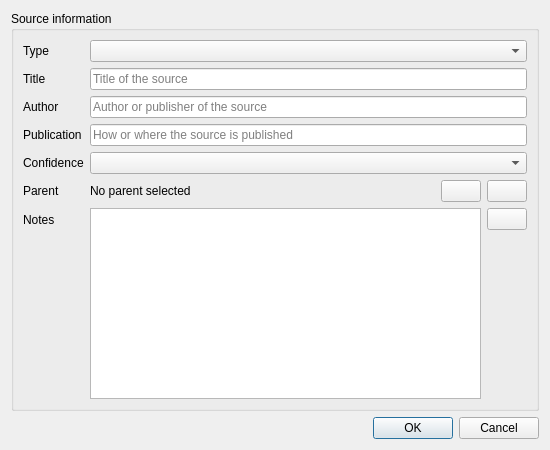
Qt form src/editors/source_editor_dialog.ui (niknetniko/opa) before a commit.
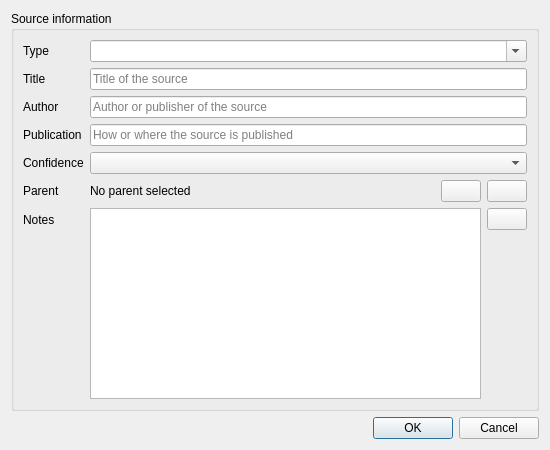
The same form after that commit. Icons and pictures are not drawn. Custom widgets are drawn as their Qt base class.

What changed in the file:
```diff
--- a/src/editors/source_editor_dialog.ui
+++ b/src/editors/source_editor_dialog.ui
@@ -43,7 +43,11 @@
        </widget>
       </item>
       <item row="0" column="1">
-       <widget class="QComboBox" name="sourceTypeComboBox"/>
+       <widget class="QComboBox" name="sourceTypeComboBox">
+        <property name="editable">
+         <bool>true</bool>
+        </property>
+       </widget>
       </item>
       <item row="3" column="0">
        <widget class="QLabel" name="sourcePublicationLabel">
```
